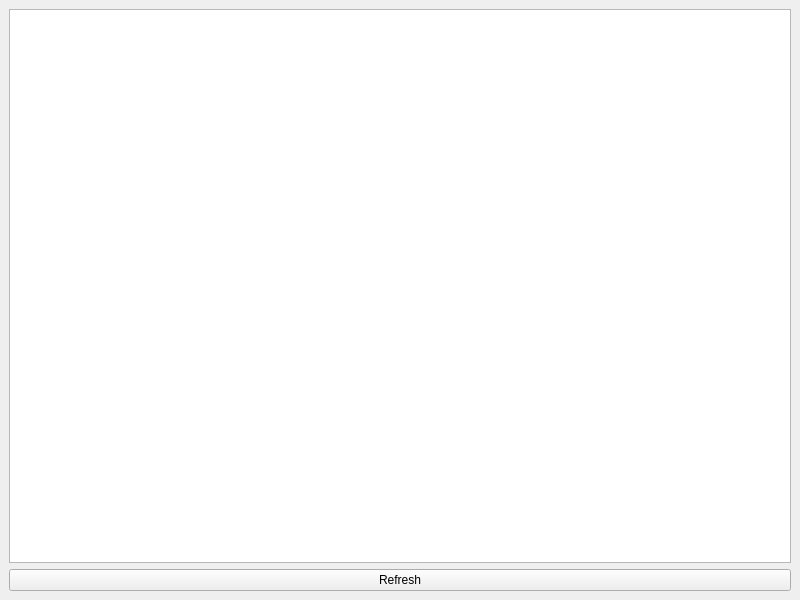
QQxiaoming/quard_star_tutorial, file quard_star_tools/quard_star_tools/telnetview/telnetwindow.ui: the form before one commit.
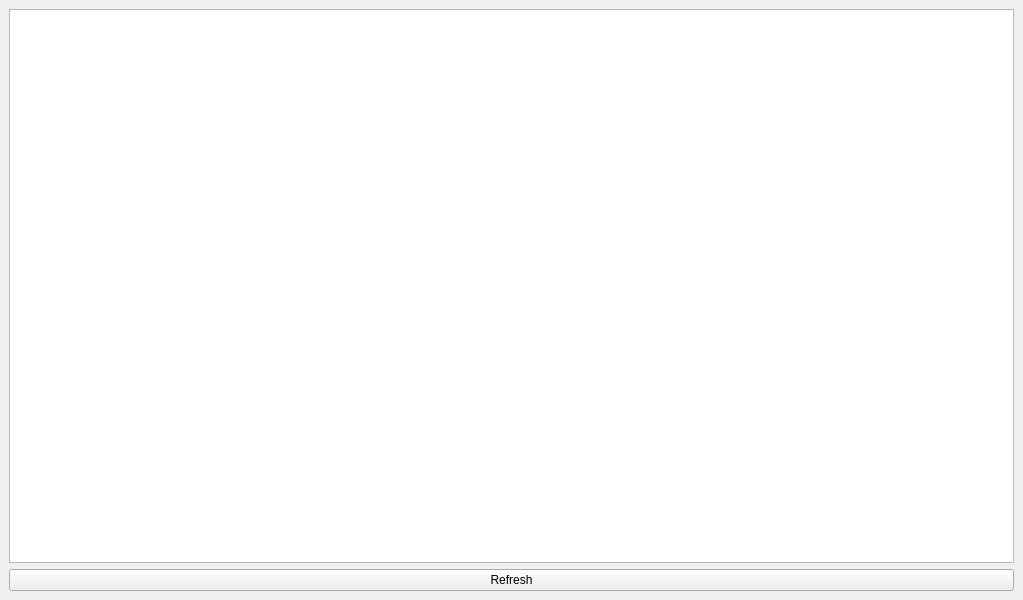
The form after the commit.

```diff
--- a/quard_star_tools/quard_star_tools/telnetview/telnetwindow.ui
+++ b/quard_star_tools/quard_star_tools/telnetview/telnetwindow.ui
@@ -6,7 +6,7 @@
    <rect>
     <x>0</x>
     <y>0</y>
-    <width>800</width>
+    <width>1023</width>
     <height>600</height>
    </rect>
   </property>
```
